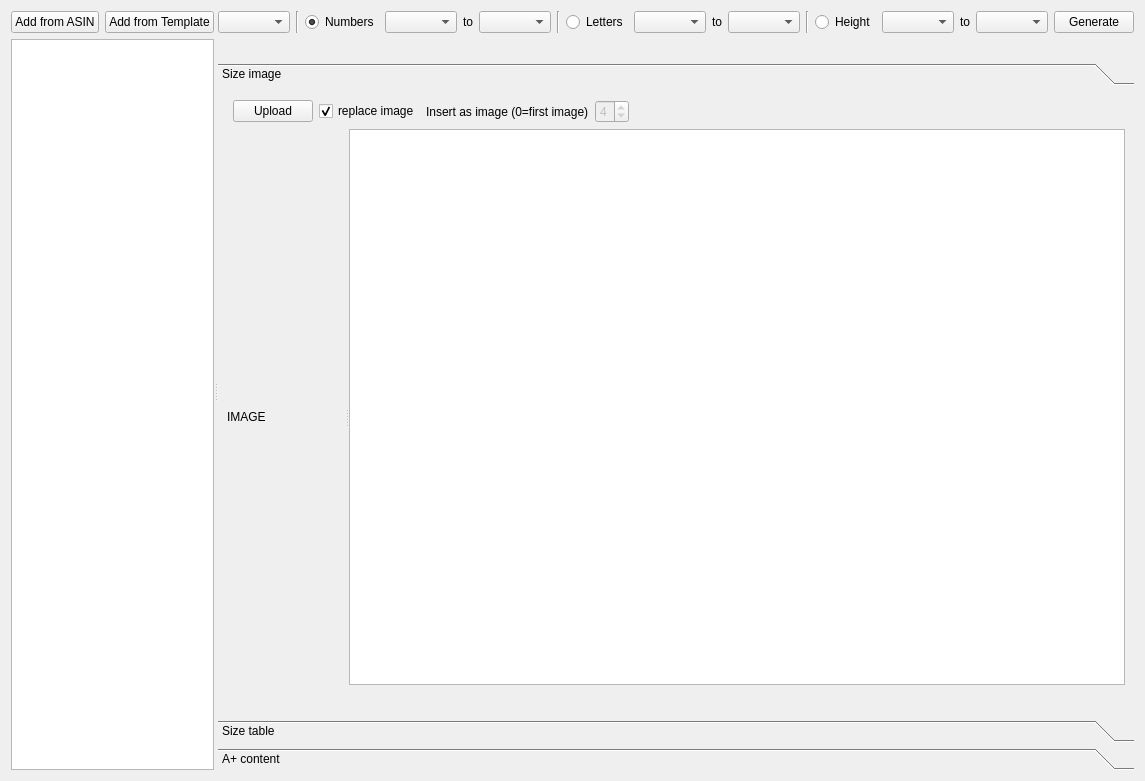
Before: the Qt Designer form AmazonTemplate3/gui/panes/PaneSizing.ui in icingerpower/AmazonTemplate3, drawn with Qt 5.
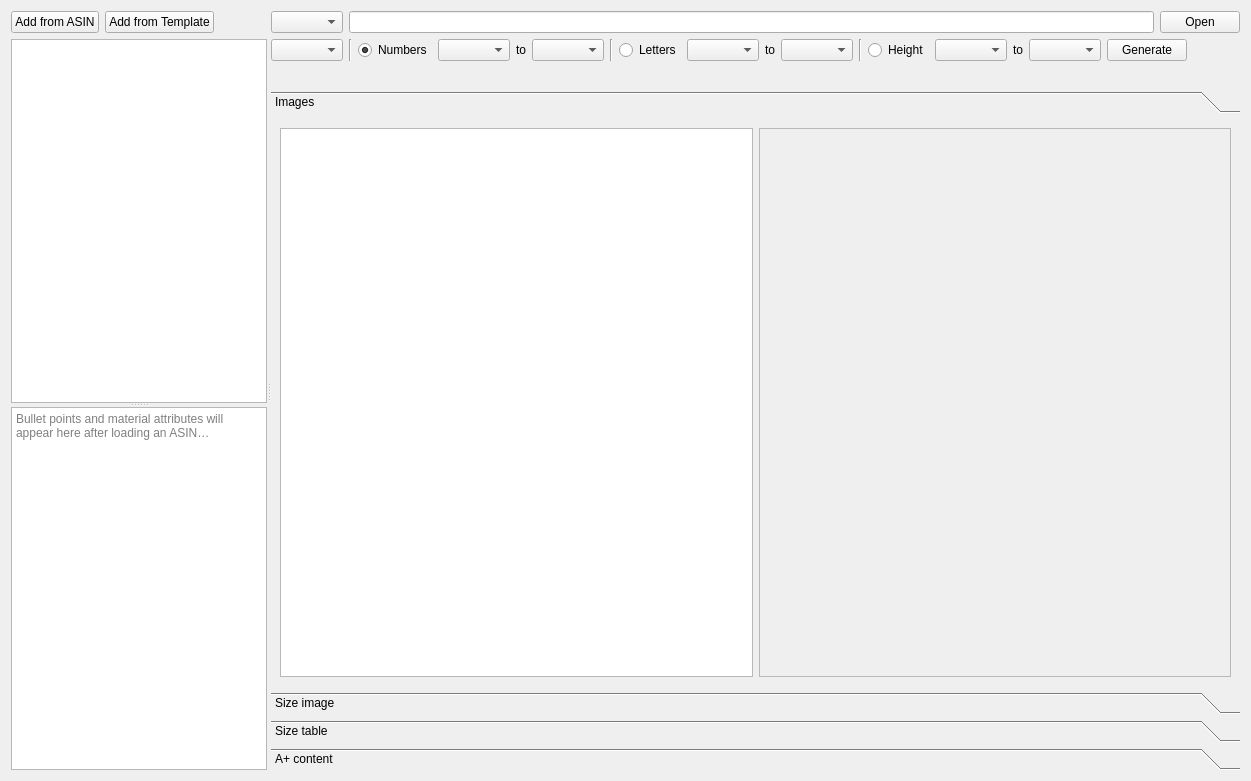
After: the same form once the commit is applied.

```diff
--- a/AmazonTemplate3/gui/panes/PaneSizing.ui
+++ b/AmazonTemplate3/gui/panes/PaneSizing.ui
@@ -6,7 +6,7 @@
    <rect>
     <x>0</x>
     <y>0</y>
-    <width>1132</width>
+    <width>1251</width>
     <height>781</height>
    </rect>
   </property>
@@ -53,7 +53,20 @@
         </layout>
        </item>
        <item>
-        <widget class="QTreeView" name="treeViewAsins"/>
+        <widget class="QSplitter" name="splitterLeft">
+         <property name="orientation">
+          <enum>Qt::Orientation::Vertical</enum>
+         </property>
+         <widget class="QTreeView" name="treeViewAsins"/>
+         <widget class="QTextEdit" name="textEditAttributes">
+          <property name="readOnly">
+           <bool>true</bool>
+          </property>
+          <property name="placeholderText">
+           <string>Bullet points and material attributes will appear here after loading an ASIN…</string>
+          </property>
+         </widget>
+        </widget>
        </item>
       </layout>
      </widget>
@@ -77,6 +90,27 @@
        <property name="bottomMargin">
         <number>0</number>
        </property>
+       <item>
+        <layout class="QHBoxLayout" name="horizontalLayout_7">
+         <item>
+          <widget class="QComboBox" name="comboBoxCli"/>
+         </item>
+         <item>
+          <widget class="QLineEdit" name="lineEditSubWorkingDir">
+           <property name="readOnly">
+            <bool>true</bool>
+           </property>
+          </widget>
+         </item>
+         <item>
+          <widget class="QPushButton" name="buttonOpenSubWorkingDir">
+           <property name="text">
+            <string>Open</string>
+           </property>
+          </widget>
+         </item>
+        </layout>
+       </item>
        <item>
         <layout class="QHBoxLayout" name="horizontalLayout_2">
          <item>
@@ -204,13 +238,64 @@
          <property name="currentIndex">
           <number>0</number>
          </property>
+         <widget class="QWidget" name="pageImages">
+          <property name="geometry">
+           <rect>
+            <x>0</x>
+            <y>0</y>
+            <width>996</width>
+            <height>590</height>
+           </rect>
+          </property>
+          <attribute name="label">
+           <string>Images</string>
+          </attribute>
+          <layout class="QHBoxLayout" name="horizontalLayoutImages">
+           <item>
+            <widget class="QListWidget" name="listWidgetImages">
+             <property name="maximumWidth">
+              <number>220</number>
+             </property>
+            </widget>
+           </item>
+           <item>
+            <widget class="QScrollArea" name="scrollAreaImage">
+             <property name="widgetResizable">
+              <bool>true</bool>
+             </property>
+             <widget class="QWidget" name="scrollAreaWidgetContents">
+              <property name="geometry">
+               <rect>
+                <x>0</x>
+                <y>0</y>
+                <width>770</width>
+                <height>570</height>
+               </rect>
+              </property>
+              <layout class="QVBoxLayout" name="verticalLayoutScrollImage">
+               <item>
+                <widget class="QLabel" name="labelVariantImage">
+                 <property name="alignment">
+                  <set>Qt::AlignmentFlag::AlignTop|Qt::AlignmentFlag::AlignLeft</set>
+                 </property>
+                 <property name="scaledContents">
+                  <bool>false</bool>
+                 </property>
+                </widget>
+               </item>
+              </layout>
+             </widget>
+            </widget>
+           </item>
+          </layout>
+         </widget>
          <widget class="QWidget" name="pageImageSize">
           <property name="geometry">
            <rect>
             <x>0</x>
             <y>0</y>
-            <width>837</width>
-            <height>621</height>
+            <width>996</width>
+            <height>590</height>
            </rect>
           </property>
           <attribute name="label">
@@ -299,7 +384,7 @@
                   <string/>
                  </property>
                  <property name="alignment">
-                  <set>Qt::AlignTop|Qt::AlignLeft</set>
+                  <set>Qt::AlignmentFlag::AlignLeading|Qt::AlignmentFlag::AlignLeft|Qt::AlignmentFlag::AlignTop</set>
                  </property>
                 </widget>
                </item>
```
Left out of the diff: 21 changed lines with no effect on the pictures.
